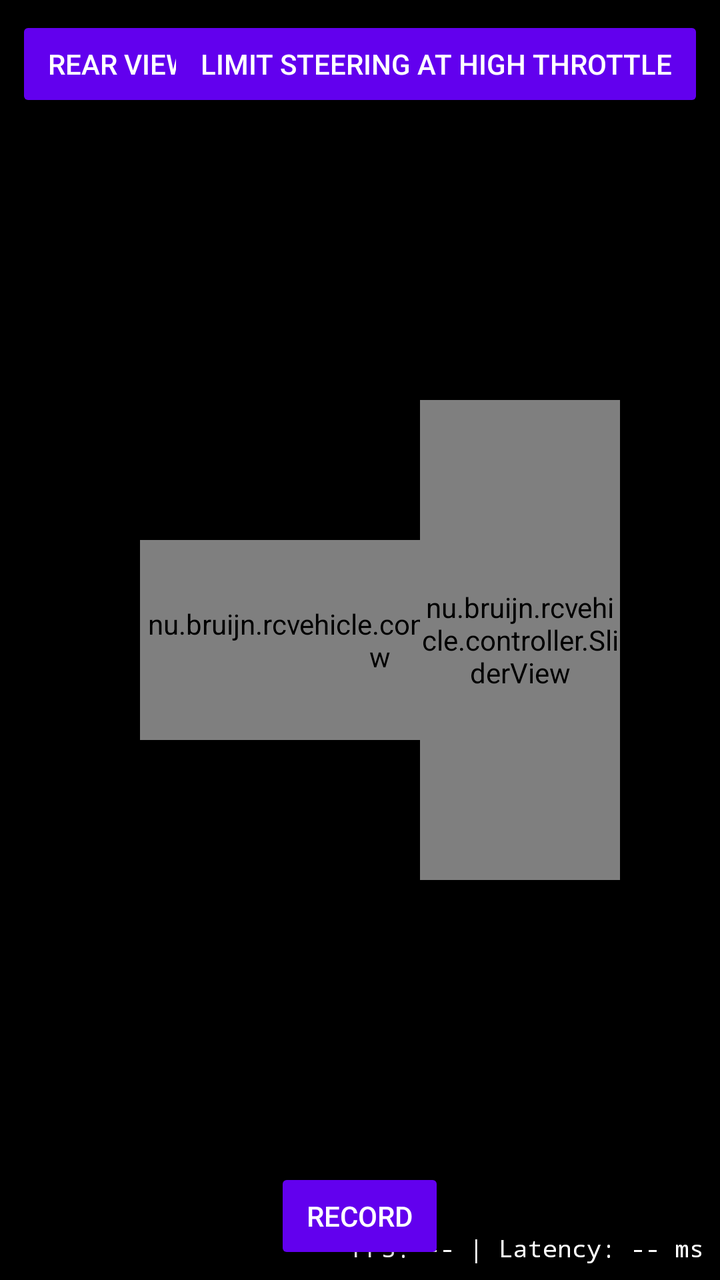
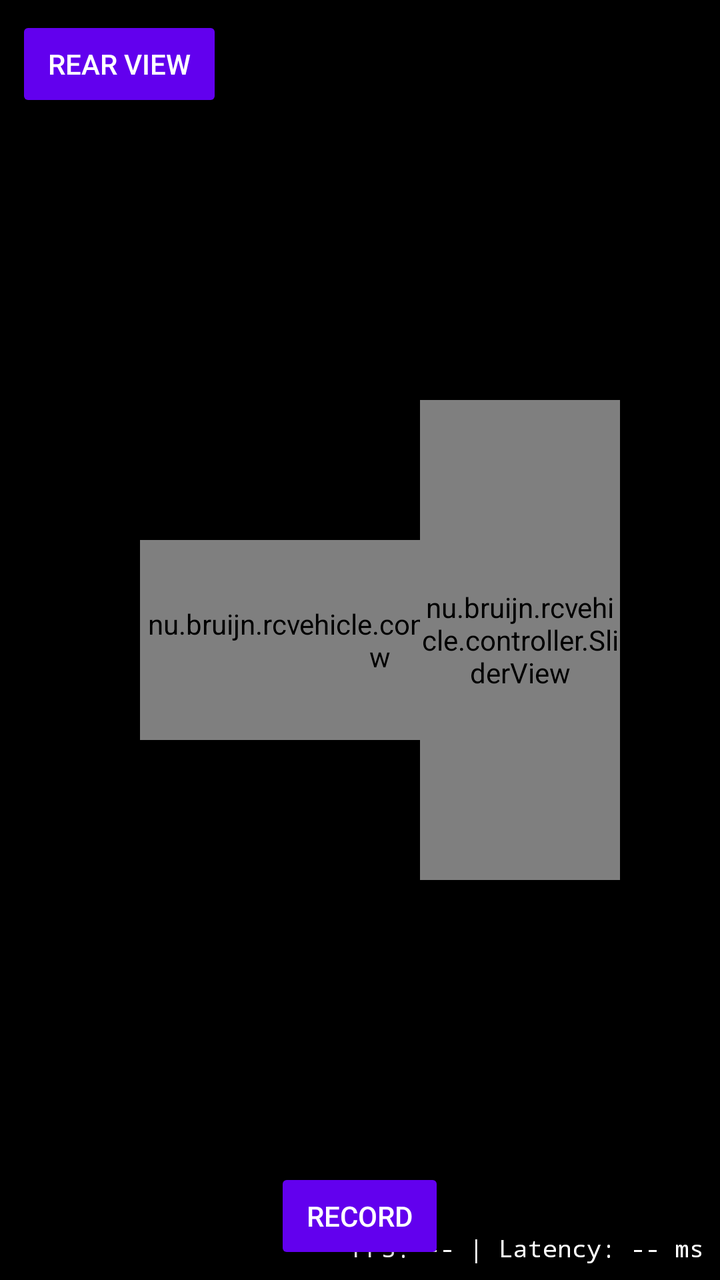

The first picture is an Android layout as it rendered before a commit; the second is the same layout after the commit. The layout source and the unified diff follow.
<!-- AndroidManifest.xml: application theme Theme.RcVehicle -->
<!-- res/layout/activity_controller_drive.xml -->
<?xml version="1.0" encoding="utf-8"?>
<FrameLayout xmlns:android="http://schemas.android.com/apk/res/android"
    android:id="@+id/videoContainer"
    android:layout_width="match_parent"
    android:layout_height="match_parent"
    android:background="@android:color/black">

    
    <TextureView
        android:id="@+id/textureVideo"
        android:layout_width="match_parent"
        android:layout_height="match_parent"
        android:layout_gravity="center" />

    
    <nu.bruijn.rcvehicle.controller.SliderView
        android:id="@+id/sliderSteer"
        android:layout_width="240dp"
        android:layout_height="100dp"
        android:layout_gravity="center_vertical|start"
        android:layout_marginStart="70dp" />

    
    <nu.bruijn.rcvehicle.controller.SliderView
        android:id="@+id/sliderThrottle"
        android:layout_width="100dp"
        android:layout_height="240dp"
        android:layout_gravity="center_vertical|end"
        android:layout_marginEnd="50dp" />

    
    <TextView
        android:id="@+id/textConnectionWarning"
        android:layout_width="wrap_content"
        android:layout_height="wrap_content"
        android:layout_gravity="bottom|center_horizontal"
        android:layout_marginBottom="24dp"
        android:textColor="#FFEB3B"
        android:textStyle="bold"
        android:background="#AA000000"
        android:padding="8dp" />

    
    <Button
        android:id="@+id/buttonRearView"
        style="?android:attr/buttonStyleSmall"
        android:layout_width="wrap_content"
        android:layout_height="wrap_content"
        android:layout_gravity="top|start"
        android:layout_margin="8dp"
        android:text="@string/controller_rear_view" />

    <Button
        android:id="@+id/buttonSteerLimit"
        style="?android:attr/buttonStyleSmall"
        android:layout_width="wrap_content"
        android:layout_height="wrap_content"
        android:layout_gravity="top|end"
        android:layout_margin="8dp"
        android:text="@string/controller_steer_limit" />

    
    <LinearLayout
        android:id="@+id/qualitySection"
        android:layout_width="wrap_content"
        android:layout_height="wrap_content"
        android:layout_gravity="top|center_horizontal"
        android:layout_marginTop="12dp"
        android:orientation="horizontal"
        android:gravity="center_vertical"
        android:visibility="gone">

        <Button
            android:id="@+id/buttonQualityLow"
            style="?android:attr/buttonStyleSmall"
            android:layout_width="wrap_content"
            android:layout_height="wrap_content"
            android:text="@string/controller_quality_low" />

        <Button
            android:id="@+id/buttonQualityMedium"
            style="?android:attr/buttonStyleSmall"
            android:layout_width="wrap_content"
            android:layout_height="wrap_content"
            android:text="@string/controller_quality_medium" />

        <Button
            android:id="@+id/buttonQualityHigh"
            style="?android:attr/buttonStyleSmall"
            android:layout_width="wrap_content"
            android:layout_height="wrap_content"
            android:text="@string/controller_quality_high" />

        <CheckBox
            android:id="@+id/checkAutoQuality"
            android:layout_width="wrap_content"
            android:layout_height="wrap_content"
            android:layout_marginStart="8dp"
            android:textColor="@android:color/white"
            android:text="@string/controller_quality_auto" />
    </LinearLayout>

    
    <TextView
        android:id="@+id/textRtcLog"
        android:layout_width="wrap_content"
        android:layout_height="wrap_content"
        android:layout_gravity="bottom|start"
        android:layout_margin="8dp"
        android:fontFamily="monospace"
        android:textSize="10sp"
        android:textColor="@android:color/white"
        android:maxLines="4" />

    <TextView
        android:id="@+id/textDebugOverlay"
        android:layout_width="wrap_content"
        android:layout_height="wrap_content"
        android:layout_gravity="bottom|end"
        android:layout_margin="8dp"
        android:fontFamily="monospace"
        android:textSize="12sp"
        android:textColor="@android:color/white"
        android:text="FPS: -- | Latency: -- ms" />

    <Button
        android:id="@+id/buttonRecord"
        style="?android:attr/buttonStyleSmall"
        android:layout_width="wrap_content"
        android:layout_height="wrap_content"
        android:layout_gravity="bottom|center_horizontal"
        android:layout_marginBottom="8dp"
        android:text="@string/controller_record" />

</FrameLayout>
<!-- resources referenced by this layout -->
<resources>
  <string name="controller_quality_auto">Auto</string>
  <string name="controller_quality_high">High</string>
  <string name="controller_quality_low">Low</string>
  <string name="controller_quality_medium">Med</string>
  <string name="controller_rear_view">Rear view</string>
  <string name="controller_record">Record</string>
  <string name="controller_steer_limit">Limit steering at high throttle</string>
  <style name="Theme.RcVehicle" parent="Theme.MaterialComponents.DayNight.NoActionBar" />
</resources>

<!-- the commit's change to res/layout/activity_controller_drive.xml (unified diff, before → after) -->
@@ -50,6 +50,7 @@
         android:layout_margin="8dp"
         android:text="@string/controller_rear_view" />
 
+    
     <Button
         android:id="@+id/buttonSteerLimit"
         style="?android:attr/buttonStyleSmall"
@@ -57,6 +58,7 @@
         android:layout_height="wrap_content"
         android:layout_gravity="top|end"
         android:layout_margin="8dp"
+        android:visibility="gone"
         android:text="@string/controller_steer_limit" />
 
     
<!-- resource entries referenced after the edit -->
@@ -6,7 +6,7 @@
   <string name="controller_quality_medium">Med</string>
   <string name="controller_rear_view">Rear view</string>
   <string name="controller_record">Record</string>
-  <string name="controller_steer_limit">Limit steering at high throttle</string>
+  <string name="controller_steer_limit">Limit steering</string>
   <style name="Theme.RcVehicle" parent="Theme.MaterialComponents.DayNight.NoActionBar" />
 </resources>
 
